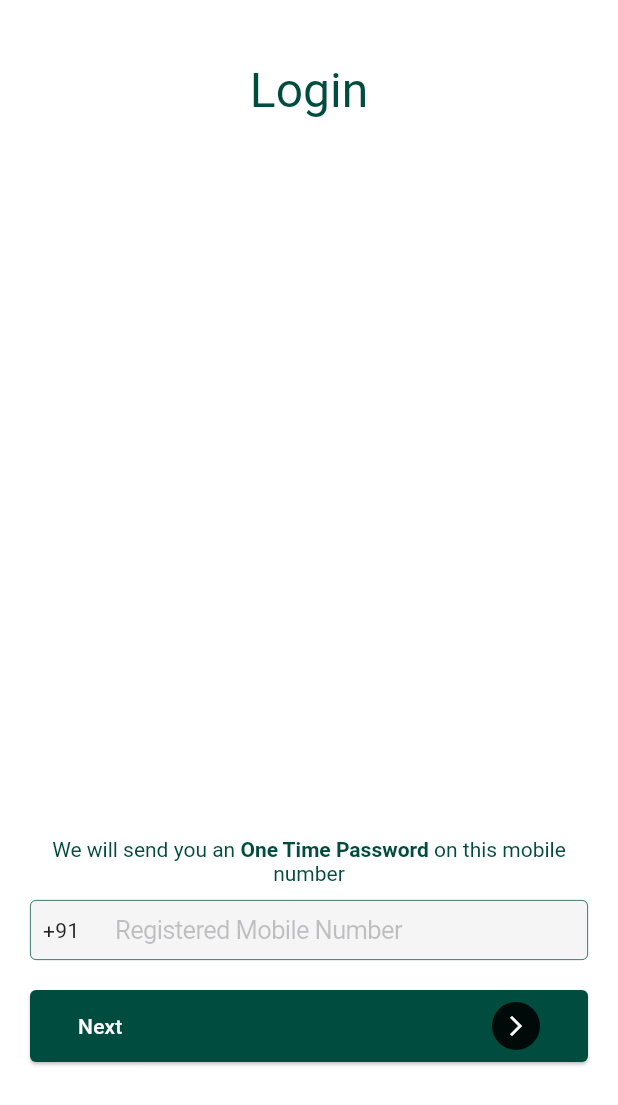
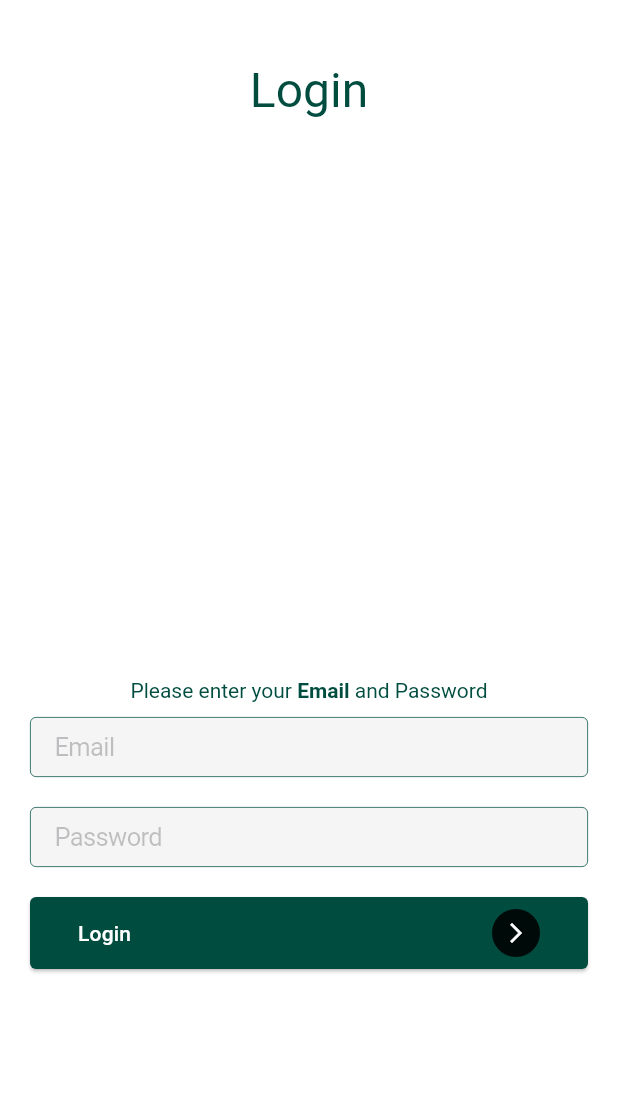
Before and after one commit to atketan/ease-mvp, a Flutter app: the screen it shows after launch, on a phone screen of 412 x 824 dp. Shown: the top 1105 px of the screen. Run offline on Flutter 3.47's test engine with Material 3 defaults, Android fonts, the phone set to English and light mode, and no system bars; our stand-ins replace bloc, cloud_firestore, firebase_auth, firebase_core, flutter_bloc, flutter_slidable and 4 more; missing offline and left inert: floating_action_bubble, numeric_keyboard; accounts and stored records are empty.

Commit message:
Move to using email+password as a login mechanism

```diff
--- a/lib/ease_app.dart
+++ b/lib/ease_app.dart
@@ -1,6 +1,6 @@
 import 'package:ease/core/providers/themes_provider.dart';
 import 'package:ease/features/account/presentation/bloc/login_cubit.dart';
-import 'package:ease/features/account/presentation/login_page.dart';
+import 'package:ease/features/account/presentation/email_login_page.dart';
 import 'package:ease/features/home/presentation/home_page.dart';
 import 'package:ease/core/database/customers/customers_dao.dart';
 import 'package:ease/core/database/customers/customers_data_source.dart';
@@ -59,7 +59,7 @@ class _EASEAppState extends State<EASEApp> {
               debugShowCheckedModeBanner: false,
               theme: AppTheme.lightTheme,
               darkTheme: AppTheme.darkTheme,
-              home: LoginPage(),
+              home: EmailLoginPage(),
             );
           }
 
--- a/lib/features/account/presentation/bloc/login_cubit.dart
+++ b/lib/features/account/presentation/bloc/login_cubit.dart
@@ -64,11 +64,6 @@ class LoginCubit extends Cubit<LoginState> {
           actualCode = verificationId;
           emit(LoginLoading(state: false));
           emit(LoginOTPSent(phoneNumber: phoneNumber));
-          // await Navigator.of(context).push(
-          //   MaterialPageRoute(
-          //     builder: (_) => OTPPage(mobileNumber: phoneNumber),
-          //   ),
-          // );
         },
         codeAutoRetrievalTimeout: (String verificationId) {
           actualCode = verificationId;
@@ -92,32 +87,30 @@ class LoginCubit extends Cubit<LoginState> {
       if (userCredential.user != null) {
         print('Authentication successful');
         emit(LoginSuccess(message: 'Authentication successful'));
-        // onAuthenticationSuccessful( authResult);
         firebaseUser = userCredential.user;
       }
     });
   }
 
-  // Future<void> onAuthenticationSuccessful(AuthResult result) async {
-  // isLoginLoading = true;
-  // isOtpLoading = true;
-
-  // firebaseUser = result.user;
-
-  // Navigator.of(context).pushAndRemoveUntil(
-  //     MaterialPageRoute(builder: (_) => const EASEHomePage()),
-  //     (Route<dynamic> route) => false);
-
-  // isLoginLoading = false;
-  // isOtpLoading = false;
-  // }
+  Future<void> loginWithEmailAndPassword(String email, String password) async {
+    emit(LoginLoading(state: true));
+    try {
+      UserCredential userCredential = await _auth.signInWithEmailAndPassword(
+        email: email,
+        password: password,
+      );
+      firebaseUser = userCredential.user;
+      emit(LoginSuccess(message: 'Authentication successful'));
+    } on FirebaseAuthException catch (e) {
+      emit(LoginFailure(message: e.message ?? 'Login failed'));
+    } finally {
+      emit(LoginLoading(state: false));
+    }
+  }
 
   Future<void> signOut() async {
     await _auth.signOut();
     emit(LoginSignedOut());
-    // await Navigator.of(context).pushAndRemoveUntil(
-    //     MaterialPageRoute(builder: (_) => LoginPage()),
-    //     (Route<dynamic> route) => false);
     firebaseUser = null;
   }
 }
--- /dev/null
+++ b/lib/features/account/presentation/email_login_page.dart
@@ -0,0 +1,233 @@
+import 'package:ease/ease_app.dart';
+import 'package:ease/features/account/presentation/bloc/login_cubit.dart';
+import 'package:ease/features/account/presentation/bloc/login_state.dart';
+import 'package:flutter/cupertino.dart';
+import 'package:flutter/material.dart';
+import 'package:flutter_bloc/flutter_bloc.dart';
+
+class EmailLoginPage extends StatefulWidget {
+  @override
+  _EmailLoginPageState createState() => _EmailLoginPageState();
+}
+
+class _EmailLoginPageState extends State<EmailLoginPage> {
+  final _emailController = TextEditingController();
+  final _passwordController = TextEditingController();
+
+  @override
+  Widget build(BuildContext context) {
+    return Scaffold(
+      body: SafeArea(
+        child: BlocListener<LoginCubit, LoginState>(
+          bloc: BlocProvider.of<LoginCubit>(context),
+          listener: (BuildContext context, state) {
+            if (state is LoginSuccess) {
+              // Restart the application by pushing a new instance of EASEApp and clearing the navigation stack
+              Navigator.of(context).pushAndRemoveUntil(
+                MaterialPageRoute(builder: (context) => EASEApp()),
+                (Route<dynamic> route) => false,
+              );
+            } else if (state is LoginFailure) {
+              ScaffoldMessenger.of(context).showSnackBar(
+                SnackBar(
+                  content: Text(state.message),
+                  backgroundColor: Colors.red,
+                ),
+              );
+            }
+          },
+          child: Container(
+            height: MediaQuery.of(context).size.height,
+            child: Column(
+              children: <Widget>[
+                Expanded(
+                  flex: 2,
+                  child: Column(
+                    children: [
+                      Container(
+                        margin: const EdgeInsets.symmetric(
+                          horizontal: 20,
+                          vertical: 40,
+                        ),
+                        child: Text(
+                          "Login",
+                          style: Theme.of(context)
+                              .textTheme
+                              .headlineLarge!
+                              .copyWith(
+                                color: Theme.of(context).primaryColor,
+                              ),
+                        ),
+                      ),
+                    ],
+                  ),
+                ),
+                Expanded(
+                  flex: 2,
+                  child: SingleChildScrollView(
+                    child: Column(
+                      mainAxisAlignment: MainAxisAlignment.center,
+                      children: [
+                        SizedBox.fromSize(size: Size.fromHeight(40)),
+                        Container(
+                          constraints: const BoxConstraints(maxWidth: 500),
+                          margin: const EdgeInsets.symmetric(horizontal: 10),
+                          child: RichText(
+                            textAlign: TextAlign.center,
+                            text: TextSpan(
+                              style: TextStyle(
+                                  color: Theme.of(context).primaryColor),
+                              children: <TextSpan>[
+                                TextSpan(
+                                  text: 'Please enter your ',
+                                ),
+                                TextSpan(
+                                    text: 'Email ',
+                                    style:
+                                        TextStyle(fontWeight: FontWeight.bold)),
+                                TextSpan(
+                                  text: 'and Password',
+                                ),
+                              ],
+                            ),
+                          ),
+                        ),
+                        Container(
+                          height: 40,
+                          constraints: const BoxConstraints(maxWidth: 500),
+                          margin: const EdgeInsets.symmetric(
+                              horizontal: 20, vertical: 10),
+                          child: CupertinoTextField(
+                            padding: const EdgeInsets.symmetric(horizontal: 16),
+                            decoration: BoxDecoration(
+                              color: Theme.of(context)
+                                  .inputDecorationTheme
+                                  .fillColor,
+                              border: Border.all(
+                                color: Theme.of(context).primaryColor,
+                                width: 0.5,
+                              ),
+                              borderRadius: const BorderRadius.all(
+                                Radius.circular(4),
+                              ),
+                            ),
+                            controller: _emailController,
+                            clearButtonMode: OverlayVisibilityMode.editing,
+                            keyboardType: TextInputType.emailAddress,
+                            maxLines: 1,
+                            placeholder: "Email",
+                          ),
+                        ),
+                        Container(
+                          height: 40,
+                          constraints: const BoxConstraints(maxWidth: 500),
+                          margin: const EdgeInsets.symmetric(
+                              horizontal: 20, vertical: 10),
+                          child: CupertinoTextField(
+                            padding: const EdgeInsets.symmetric(horizontal: 16),
+                            decoration: BoxDecoration(
+                              color: Theme.of(context)
+                                  .inputDecorationTheme
+                                  .fillColor,
+                              border: Border.all(
+                                color: Theme.of(context).primaryColor,
+                                width: 0.5,
+                              ),
+                              borderRadius: const BorderRadius.all(
+                                Radius.circular(4),
+                              ),
+                            ),
+                            controller: _passwordController,
+                            clearButtonMode: OverlayVisibilityMode.editing,
+                            obscureText: true,
+                            maxLines: 1,
+                            placeholder: "Password",
+                          ),
+                        ),
+                        Container(
+                          margin: const EdgeInsets.symmetric(
+                            horizontal: 20,
+                            vertical: 10,
+                          ),
+                          constraints: const BoxConstraints(maxWidth: 500),
+                          child: ElevatedButton(
+                            onPressed: () {
+                              if (_emailController.text.isNotEmpty &&
+                                  _passwordController.text.isNotEmpty) {
+                                context
+                                    .read<LoginCubit>()
+                                    .loginWithEmailAndPassword(
+                                      _emailController.text.trim(),
+                                      _passwordController.text.trim(),
+                                    );
+                              } else {
+                                ScaffoldMessenger.of(context).showSnackBar(
+                                  SnackBar(
+                                    behavior: SnackBarBehavior.floating,
+                                    backgroundColor: Colors.red,
+                                    content: Text(
+                                      'Please enter email and password',
+                                      style: TextStyle(color: Colors.white),
+                                    ),
+                                  ),
+                                );
+                              }
+                            },
+                            style: ButtonStyle(
+                              backgroundColor: WidgetStateProperty.all(
+                                Theme.of(context).primaryColor,
+                              ),
+                              shape: WidgetStateProperty.all(
+                                RoundedRectangleBorder(
+                                  borderRadius: BorderRadius.circular(4),
+                                ),
+                              ),
+                            ),
+                            child: Container(
+                              padding: const EdgeInsets.symmetric(
+                                vertical: 8,
+                                horizontal: 8,
+                              ),
+                              child: Row(
+                                mainAxisAlignment: MainAxisAlignment.spaceBetween,
+                                children: <Widget>[
+                                  Text(
+                                    'Login',
+                                    style: TextStyle(
+                                        color: Theme.of(context)
+                                            .colorScheme
+                                            .onPrimary),
+                                  ),
+                                  Container(
+                                    padding: const EdgeInsets.all(8),
+                                    decoration: BoxDecoration(
+                                      borderRadius: const BorderRadius.all(
+                                          Radius.circular(20)),
+                                      color: Theme.of(context)
+                                          .textTheme
+                                          .bodyMedium!
+                                          .color,
+                                    ),
+                                    child: Icon(
+                                      Icons.arrow_forward_ios,
+                                      color: Colors.white,
+                                      size: 16,
+                                    ),
+                                  )
+                                ],
+                              ),
+                            ),
+                          ),
+                        ),
+                      ],
+                    ),
+                  ),
+                ),
+              ],
+            ),
+          ),
+        ),
+      ),
+    );
+  }
+}
--- a/lib/features/account/presentation/login_page.dart
+++ b/lib/features/account/presentation/login_page.dart
@@ -1,7 +1,6 @@
 import 'package:ease/features/account/presentation/bloc/login_cubit.dart';
 import 'package:ease/features/account/presentation/bloc/login_state.dart';
 import 'package:ease/features/account/presentation/otp_page.dart';
-import 'package:ease/features/home/presentation/home_page.dart';
 import 'package:flutter/cupertino.dart';
 import 'package:flutter/material.dart';
 import 'package:flutter_bloc/flutter_bloc.dart';
@@ -109,10 +108,7 @@ class _LoginPageState extends State<LoginPage> {
                 ),
               );
             } else if (state is LoginSuccess) {
-              Navigator.of(context).pushAndRemoveUntil(
-                MaterialPageRoute(builder: (_) => const EASEHomePage()),
-                (Route<dynamic> route) => false,
-              );
+              Navigator.of(context).pop();
             }
           },
           child: Container(
--- a/lib/features/account/presentation/otp_page.dart
+++ b/lib/features/account/presentation/otp_page.dart
@@ -1,6 +1,6 @@
+import 'package:ease/ease_app.dart';
 import 'package:ease/features/account/presentation/bloc/login_cubit.dart';
 import 'package:ease/features/account/presentation/bloc/login_state.dart';
-import 'package:ease/features/home/presentation/home_page.dart';
 import 'package:flutter/material.dart';
 
 import 'package:flutter_bloc/flutter_bloc.dart';
@@ -54,7 +54,7 @@ class _OTPPageState extends State<OTPPage> {
       listener: (context, state) {
         if (state is LoginSuccess) {
           Navigator.of(context).pushAndRemoveUntil(
-            MaterialPageRoute(builder: (context) => const EASEHomePage()),
+            MaterialPageRoute(builder: (context) => const EASEApp()),
             (Route<dynamic> route) => false,
           );
           ScaffoldMessenger.of(context).showSnackBar(
--- a/lib/features/home/presentation/home_page.dart
+++ b/lib/features/home/presentation/home_page.dart
@@ -6,9 +6,9 @@ import 'package:ease/core/database/payments/payments_dao.dart';
 import 'package:ease/core/database/vendors/vendors_dao.dart';
 import 'package:ease/core/enums/invoice_type_enum.dart';
 import 'package:ease/core/utils/developer_log.dart';
+import 'package:ease/ease_app.dart';
 import 'package:flutter/material.dart';
 import 'package:provider/provider.dart';
-import 'package:ease/features/account/presentation/login_page.dart';
 import 'package:ease/features/invoice_manager/bloc/invoice_manager_cubit.dart';
 import 'package:ease/features/invoice_manager/presentation/invoice_manager.dart';
 import 'package:ease/features/home_invoices/data/invoices_provider.dart';
@@ -139,10 +139,9 @@ class _EASEHomePageState extends State<EASEHomePage>
                     title: const Text("Logout"),
                     onTap: () {
                       FirebaseAuth.instance.signOut();
-                      Navigator.pushAndRemoveUntil(
-                        context,
-                        MaterialPageRoute(builder: (context) => LoginPage()),
-                        (route) => false,
+                      Navigator.of(context).pushAndRemoveUntil(
+                        MaterialPageRoute(builder: (context) => EASEApp()),
+                        (Route<dynamic> route) => false,
                       );
                     },
                   ),
```
